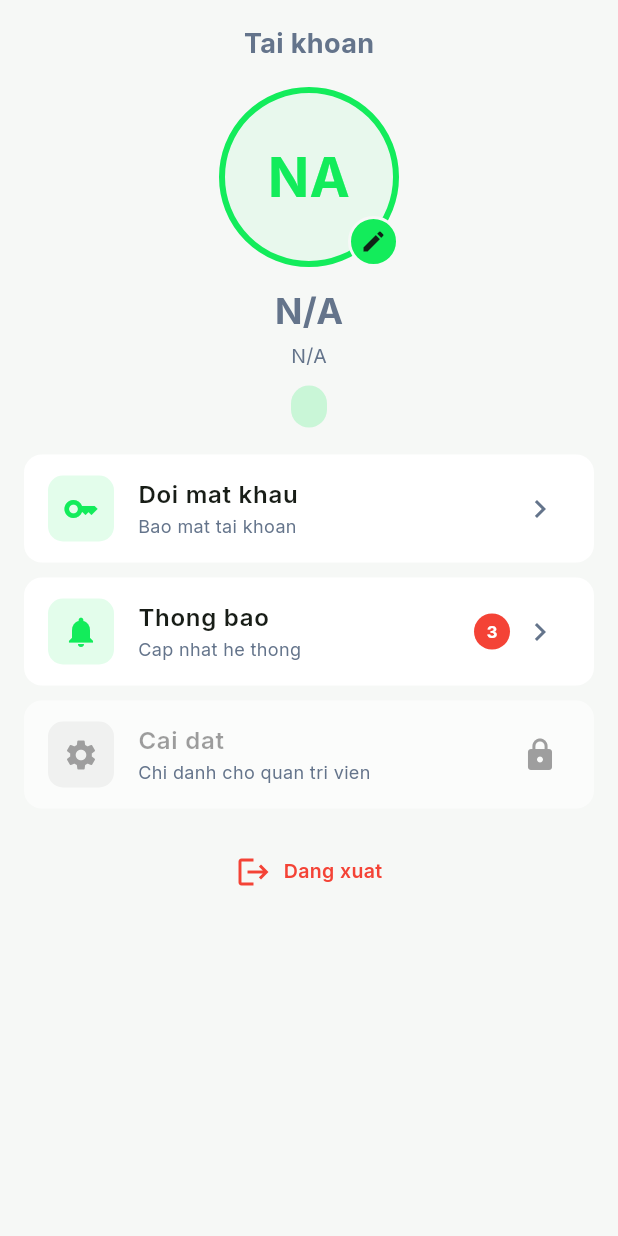
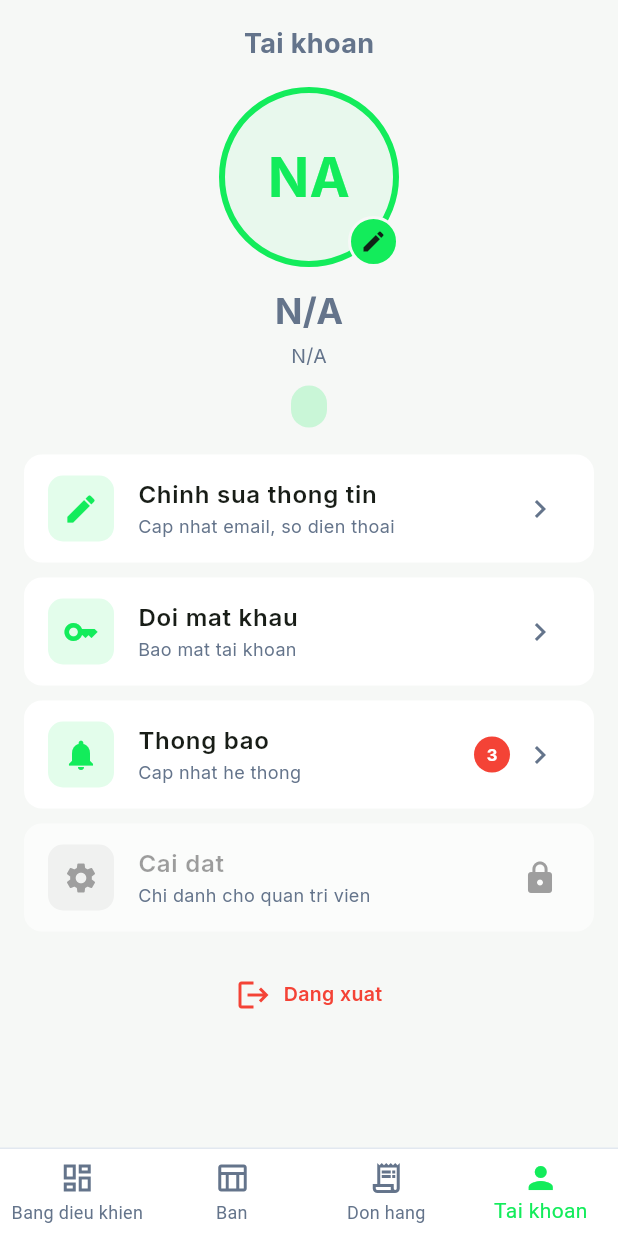
Before and after one commit to HaiLV04/prm393_booking_app, a Flutter app: the ManageProfileScreen screen opened directly, on a phone screen of 412 x 824 dp. Run offline on Flutter 3.47's test engine with Material 3 defaults, Android fonts, the phone set to English and light mode, and no system bars; our stand-ins replace google_fonts, shared_preferences; accounts and stored records are empty; network calls fail.

Commit message:
thêm màn edit thông tin

```diff
--- a/lib/features/staff_profile/presentation/screens/manage_profile_screen.dart
+++ b/lib/features/staff_profile/presentation/screens/manage_profile_screen.dart
@@ -3,6 +3,8 @@ import 'package:flutter/material.dart';
 import 'package:google_fonts/google_fonts.dart';
 import 'package:http/http.dart' as http;
 import 'package:prm393_booking_app/core/network/app_config.dart';
+import 'package:prm393_booking_app/features/auth/presentation/screens/reset_password.dart';
+import 'package:prm393_booking_app/features/staff_profile/presentation/screens/edit_profile_screen.dart';
 import 'package:shared_preferences/shared_preferences.dart';
 import 'package:prm393_booking_app/features/auth/presentation/screens/login_screen.dart';
 
@@ -18,6 +20,7 @@ class _ManageProfileScreenState extends State<ManageProfileScreen> {
   static const Color _lightBackground = Color(0xFFF6F8F6);
   static const Color _darkBackground = Color(0xFF102216);
 
+  int _selectedNavIndex = 3;
   bool _isLoading = true;
   String _fullName = '';
   String _email = '';
@@ -71,6 +74,25 @@ class _ManageProfileScreenState extends State<ManageProfileScreen> {
         MaterialPageRoute(builder: (context) => const LoginScreen()),
       );
     }
+  }
+
+  Future<void> _openEditProfile() async {
+    final updated = await Navigator.push<bool>(
+      context,
+      MaterialPageRoute(builder: (_) => const EditProfileScreen()),
+    );
+
+    if (updated == true) {
+      setState(() => _isLoading = true);
+      await _fetchProfile();
+    }
+  }
+
+  Future<void> _openChangePassword() async {
+    await Navigator.push(
+      context,
+      MaterialPageRoute(builder: (_) => const ResetPasswordScreen()),
+    );
   }
 
   String _getInitials(String name) {
@@ -144,6 +166,9 @@ class _ManageProfileScreenState extends State<ManageProfileScreen> {
                                     Positioned(
                                       right: 0,
                                       bottom: 0,
+                                      child: InkWell(
+                                        onTap: _openEditProfile,
+                                        borderRadius: BorderRadius.circular(20),
                                         child: Container(
                                           width: 34,
                                           height: 34,
@@ -156,6 +181,7 @@ class _ManageProfileScreenState extends State<ManageProfileScreen> {
                                             Icons.edit,
                                             color: Color(0xFF102216),
                                             size: 18,
+                                          ),
                                         ),
                                       ),
                                     ),
@@ -203,6 +229,17 @@ class _ManageProfileScreenState extends State<ManageProfileScreen> {
                             _menuCard(
                               context,
                               cardColor: cardColor,
+                              onTap: _openEditProfile,
+                              icon: Icons.edit,
+                              iconColor: _primary,
+                              title: 'Chinh sua thong tin',
+                              subtitle: 'Cap nhat email, so dien thoai',
+                            ),
+                            const SizedBox(height: 10),
+                            _menuCard(
+                              context,
+                              cardColor: cardColor,
+                              onTap: _openChangePassword,
                               icon: Icons.key,
                               iconColor: _primary,
                               title: 'Doi mat khau',
@@ -285,7 +322,71 @@ class _ManageProfileScreenState extends State<ManageProfileScreen> {
           ),
         ),
       ),
+      bottomNavigationBar: Container(
+        decoration: BoxDecoration(
+          color: cardColor,
+          border: Border(
+            top: BorderSide(
+              color: Theme.of(context).brightness == Brightness.dark
+                  ? const Color(0xFF1F2F24)
+                  : const Color(0xFFE2E8F0),
+            ),
+          ),
+        ),
+        child: SafeArea(
+          top: false,
+          child: BottomNavigationBar(
+            currentIndex: _selectedNavIndex,
+            onTap: _handleBottomNavTap,
+            type: BottomNavigationBarType.fixed,
+            backgroundColor: Colors.transparent,
+            elevation: 0,
+            selectedItemColor: _primary,
+            unselectedItemColor: muted,
+            items: const [
+              BottomNavigationBarItem(
+                icon: Icon(Icons.dashboard_outlined),
+                activeIcon: Icon(Icons.dashboard),
+                label: 'Bang dieu khien',
+              ),
+              BottomNavigationBarItem(
+                icon: Icon(Icons.table_chart_outlined),
+                activeIcon: Icon(Icons.table_chart),
+                label: 'Ban',
+              ),
+              BottomNavigationBarItem(
+                icon: Icon(Icons.receipt_long_outlined),
+                activeIcon: Icon(Icons.receipt_long),
+                label: 'Don hang',
+              ),
+              BottomNavigationBarItem(
+                icon: Icon(Icons.person_outline),
+                activeIcon: Icon(Icons.person),
+                label: 'Tai khoan',
+              ),
+            ],
+          ),
+        ),
+      ),
     );
+  }
+
+  void _handleBottomNavTap(int index) {
+    setState(() => _selectedNavIndex = index);
+
+    switch (index) {
+      case 0:
+        Navigator.pushReplacementNamed(context, '/staff/dashboard');
+        break;
+      case 1:
+        Navigator.pushReplacementNamed(context, '/staff/tables');
+        break;
+      case 2:
+        Navigator.pushReplacementNamed(context, '/staff/orders');
+        break;
+      case 3:
+        break;
+    }
   }
 
   Widget _menuCard(
@@ -297,6 +398,7 @@ class _ManageProfileScreenState extends State<ManageProfileScreen> {
     required String subtitle,
     Widget? trailing,
     bool enabled = true,
+    VoidCallback? onTap,
   }) {
     final muted = Theme.of(context).brightness == Brightness.dark
         ? const Color(0xFF9DB9A6)
@@ -327,7 +429,7 @@ class _ManageProfileScreenState extends State<ManageProfileScreen> {
           style: GoogleFonts.inter(color: muted, fontSize: 12),
         ),
         trailing: trailing ?? Icon(Icons.chevron_right, color: muted),
-        onTap: enabled ? () {} : null,
+        onTap: enabled ? (onTap ?? () {}) : null,
       ),
     );
   }
--- a/lib/main.dart
+++ b/lib/main.dart
@@ -10,6 +10,7 @@ import 'package:prm393_booking_app/features/reservation/presentation/screens/res
 import 'package:prm393_booking_app/features/staff_order/presentation/screens/table_management_screen.dart';
 import 'package:prm393_booking_app/features/staff_order/presentation/screens/order_management_screen.dart';
 import 'package:prm393_booking_app/features/staff_order/presentation/screens/staff_profile_screen.dart';
+import 'package:prm393_booking_app/features/staff_profile/presentation/screens/manage_profile_screen.dart';
 import 'package:prm393_booking_app/theme/app_theme.dart';
 
 void main() {
@@ -44,7 +45,7 @@ class GourmetHavenApp extends StatelessWidget {
         '/staff/dashboard': (_) => const StaffDashboardScreen(),
         '/staff/tables': (_) => const TableManagementScreen(),
         '/staff/orders': (_) => const OrderManagementScreen(),
-        '/staff/profile': (_) => const StaffProfileScreen(),
+        '/staff/profile': (_) => const ManageProfileScreen(),
         '/staff/order': (_) => const StaffOrderScreen(),
         '/staff/order-detail': (_) => const OrderDetailStatusScreen(),
       },
```
Also changed, not shown: lib/features/auth/presentation/screens/login_screen.dart (+2 -35 lines), lib/features/staff_profile/presentation/screens/edit_profile_screen.dart (added, +308 -0 lines). Lines whose indentation alone changed are shown as unchanged.
